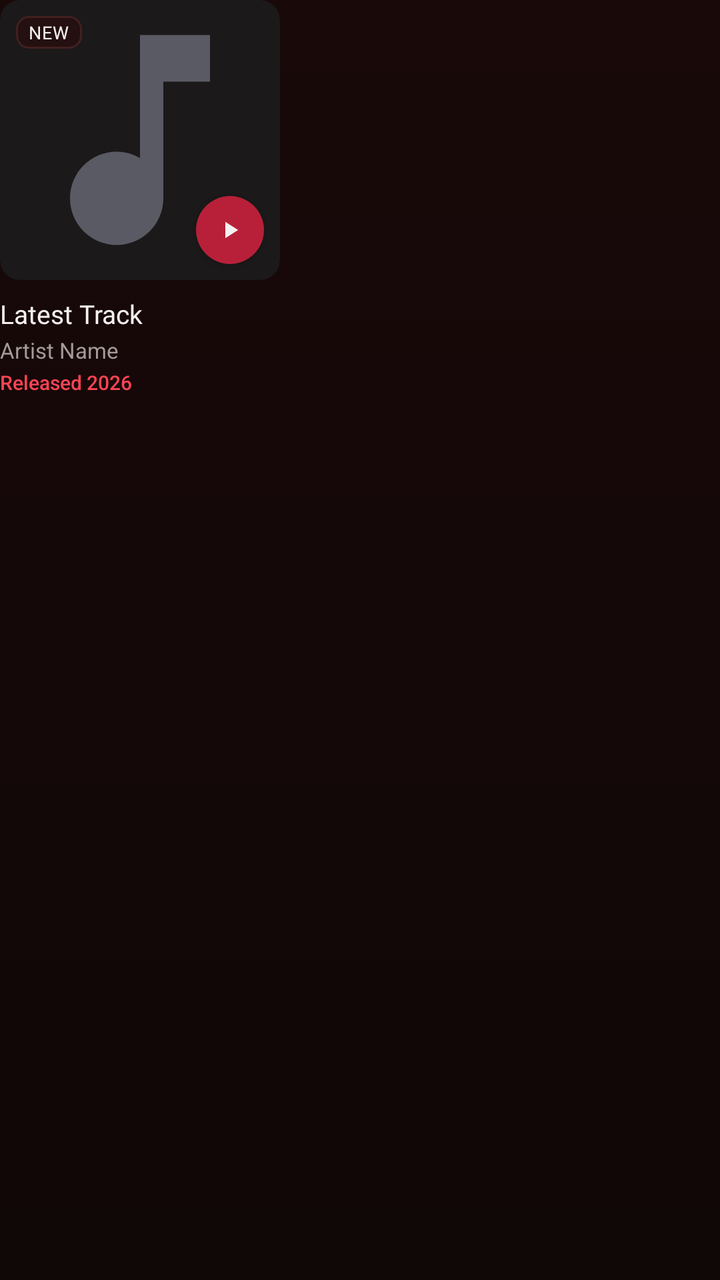
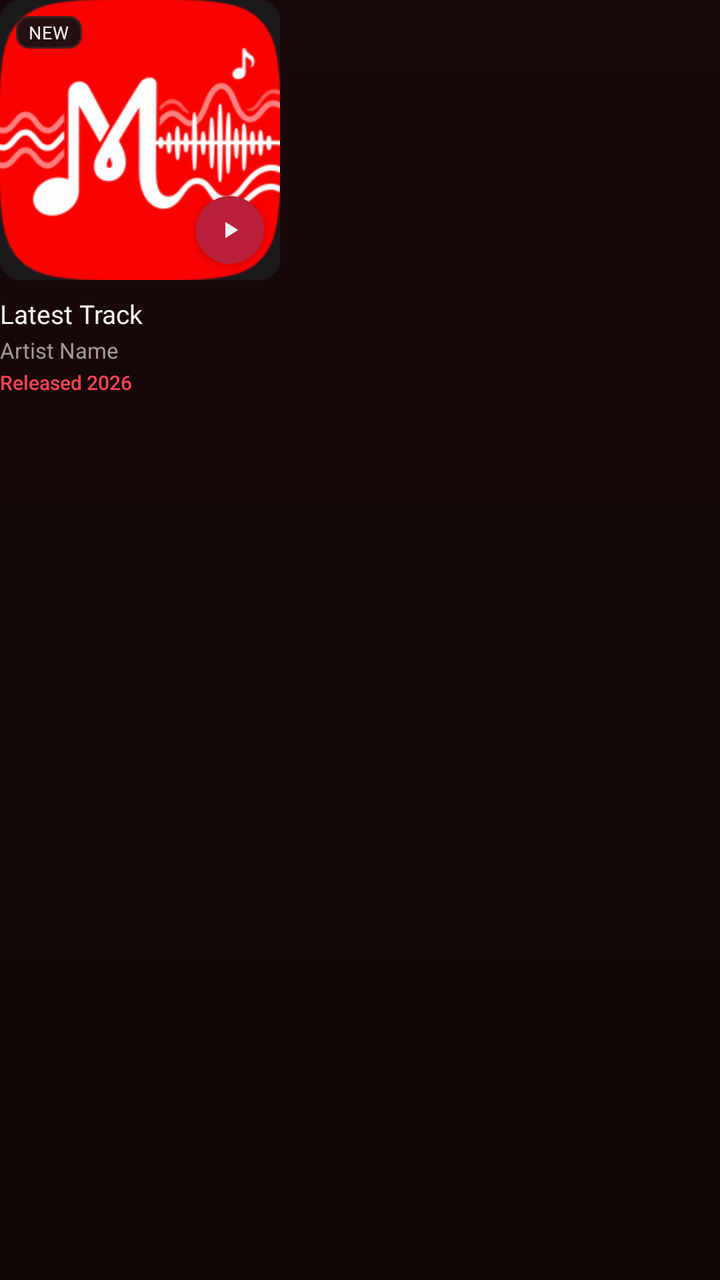

Before-and-after screenshots of an Android layout around one commit, followed by the original layout XML and the change that was made.
<!-- AndroidManifest.xml: application theme Theme.BraveMusicPlayer -->
<!-- res/layout/item_release_card.xml -->
<?xml version="1.0" encoding="utf-8"?>
<LinearLayout xmlns:android="http://schemas.android.com/apk/res/android"
    xmlns:app="http://schemas.android.com/apk/res-auto"
    android:layout_width="140dp"
    android:layout_height="wrap_content"
    android:layout_marginEnd="12dp"
    android:clickable="true"
    android:focusable="true"
    android:foreground="?android:attr/selectableItemBackground"
    android:orientation="vertical">

    
    <androidx.cardview.widget.CardView
        android:layout_width="140dp"
        android:layout_height="140dp"
        app:cardBackgroundColor="@color/surfaceCard"
        app:cardCornerRadius="10dp"
        app:cardElevation="0dp">

        <RelativeLayout
            android:layout_width="match_parent"
            android:layout_height="match_parent">

            <ImageView
                android:id="@+id/ivReleaseCover"
                android:layout_width="match_parent"
                android:layout_height="match_parent"
                android:contentDescription="Release Cover Artwork"
                android:scaleType="centerCrop"
                android:src="@drawable/ic_music_note" />

            
            <TextView
                android:id="@+id/tvReleaseBadge"
                android:layout_width="wrap_content"
                android:layout_height="wrap_content"
                android:layout_alignParentStart="true"
                android:layout_alignParentTop="true"
                android:layout_margin="8dp"
                android:background="@drawable/bg_pill_badge"
                android:fontFamily="sans-serif-bold"
                android:letterSpacing="0.05"
                android:paddingStart="6dp"
                android:paddingTop="2dp"
                android:paddingEnd="6dp"
                android:paddingBottom="2dp"
                android:text="NEW"
                android:textColor="@color/textPrimary"
                android:textSize="9sp" />

            
            <FrameLayout
                android:id="@+id/btnReleasePlay"
                android:layout_width="34dp"
                android:layout_height="34dp"
                android:layout_alignParentEnd="true"
                android:layout_alignParentBottom="true"
                android:layout_margin="8dp"
                android:background="@drawable/bg_play_circle_red"
                android:clickable="true"
                android:contentDescription="Play release"
                android:elevation="3dp"
                android:focusable="true">

                <ImageView
                    android:layout_width="14dp"
                    android:layout_height="14dp"
                    android:layout_gravity="center"
                    android:importantForAccessibility="no"
                    android:src="@drawable/ic_play_arrow"
                    app:tint="@color/textPrimary" />
            </FrameLayout>

        </RelativeLayout>
    </androidx.cardview.widget.CardView>

    
    <TextView
        android:id="@+id/tvReleaseTitle"
        android:layout_width="match_parent"
        android:layout_height="wrap_content"
        android:layout_marginTop="8dp"
        android:ellipsize="end"
        android:fontFamily="@font/youtube_sans_bold_font"
        android:maxLines="1"
        android:text="Latest Track"
        android:textColor="@color/textPrimary"
        android:textSize="13sp" />

    
    <TextView
        android:id="@+id/tvReleaseArtist"
        android:layout_width="match_parent"
        android:layout_height="wrap_content"
        android:layout_marginTop="2dp"
        android:ellipsize="end"
        android:fontFamily="sans-serif"
        android:maxLines="1"
        android:text="Artist Name"
        android:textColor="@color/textSecondary"
        android:textSize="11sp" />

    
    <TextView
        android:id="@+id/tvReleaseDate"
        android:layout_width="match_parent"
        android:layout_height="wrap_content"
        android:layout_marginTop="2dp"
        android:ellipsize="end"
        android:fontFamily="sans-serif-medium"
        android:maxLines="1"
        android:text="Released 2026"
        android:textColor="#FF4455"
        android:textSize="10sp" />

</LinearLayout>
<!-- resources referenced by this layout -->
<resources>
  <color name="surfaceCard">#1B1919</color>
  <color name="textPrimary">#F5F1F1</color>
  <color name="textSecondary">#A49A9A</color>
  <!-- drawable bg_pill_badge (drawable) -->
  <?xml version="1.0" encoding="utf-8"?>
  <shape xmlns:android="http://schemas.android.com/apk/res/android"
      android:shape="rectangle">
      <solid android:color="@color/surfaceElevated" />
      <stroke
          android:width="1dp"
          android:color="@color/borderSubtle" />
      <corners android:radius="6dp" />
  </shape>
  <!-- drawable bg_play_circle_red (drawable) -->
  <?xml version="1.0" encoding="utf-8"?>
  <shape xmlns:android="http://schemas.android.com/apk/res/android"
      android:shape="oval">
      <solid android:color="@color/accentPrimary" />
  </shape>
  <!-- drawable ic_music_note (drawable) -->
  <vector xmlns:android="http://schemas.android.com/apk/res/android"
      android:width="24dp"
      android:height="24dp"
      android:viewportWidth="24"
      android:viewportHeight="24">
      <path
          android:fillColor="#5A5A64"
          android:pathData="M12,3v10.55c-0.59,-0.34 -1.27,-0.55 -2,-0.55 -2.21,0 -4,1.79 -4,4s1.79,4 4,4 4,-1.79 4,-4V7h4V3h-6z"/>
  </vector>
  <!-- drawable ic_play_arrow (drawable) -->
  <vector xmlns:android="http://schemas.android.com/apk/res/android"
      android:width="24dp"
      android:height="24dp"
      android:viewportWidth="24"
      android:viewportHeight="24">
      <path
          android:fillColor="#FFFFFFFF"
          android:pathData="M8,5v14l11,-7z"/>
  </vector>
  <style name="Theme.BraveMusicPlayer" parent="Theme.MaterialComponents.DayNight.NoActionBar">
          <item name="colorPrimary">@color/accentPrimary</item>
          <item name="colorPrimaryVariant">@color/surfaceCard</item>
          <item name="colorOnPrimary">@color/textPrimary</item>
          <item name="colorSecondary">@color/accentPrimary</item>
          <item name="colorSecondaryVariant">@color/accentPressed</item>
          <item name="colorOnSecondary">@color/textPrimary</item>
          <item name="android:colorBackground">@color/background</item>
          <item name="android:statusBarColor">@color/background</item>
          <item name="android:navigationBarColor">@color/backgroundSecondary</item>
          <item name="android:windowLightStatusBar">false</item>
          <item name="android:windowLightNavigationBar" tools:targetApi="27">false</item>
          <item name="android:windowBackground">@drawable/bg_ytm_gradient</item>
          <item name="bottomSheetDialogTheme">@style/MelodyBottomSheetDialogTheme</item>
      </style>
  <color name="surfaceElevated">#241010</color>
  <color name="borderSubtle">#422020</color>
  <color name="accentPrimary">#B8203A</color>
  <color name="accentPressed">#8F1830</color>
  <color name="background">#100707</color>
  <color name="backgroundSecondary">#190909</color>
  <!-- drawable bg_ytm_gradient (drawable) -->
  <?xml version="1.0" encoding="utf-8"?>
  <shape xmlns:android="http://schemas.android.com/apk/res/android"
      android:shape="rectangle">
      <gradient
          android:angle="270"
          android:startColor="@color/backgroundSecondary"
          android:endColor="@color/background"
          android:type="linear" />
  </shape>
  <style name="MelodyBottomSheetDialogTheme" parent="Theme.Design.Light.BottomSheetDialog">
          <item name="bottomSheetStyle">@style/MelodyBottomSheetStyle</item>
          <item name="android:windowIsFloating">false</item>
          <item name="android:navigationBarColor">@color/backgroundSecondary</item>
          <item name="android:windowLightNavigationBar" tools:targetApi="27">false</item>
      </style>
  <style name="MelodyBottomSheetStyle" parent="Widget.Design.BottomSheet.Modal">
          <item name="android:background">@android:color/transparent</item>
      </style>
</resources>

<!-- the commit's change to res/layout/item_release_card.xml (unified diff, before → after) -->
@@ -27,7 +27,7 @@
                 android:layout_height="match_parent"
                 android:contentDescription="Release Cover Artwork"
                 android:scaleType="centerCrop"
-                android:src="@drawable/ic_music_note" />
+                android:src="@drawable/ic_melody_logo" />
 
             
             <TextView
<!-- resource entries referenced after the edit -->
@@ -19,16 +19,7 @@
       android:shape="oval">
       <solid android:color="@color/accentPrimary" />
   </shape>
-  <!-- drawable ic_music_note (drawable) -->
-  <vector xmlns:android="http://schemas.android.com/apk/res/android"
-      android:width="24dp"
-      android:height="24dp"
-      android:viewportWidth="24"
-      android:viewportHeight="24">
-      <path
-          android:fillColor="#5A5A64"
-          android:pathData="M12,3v10.55c-0.59,-0.34 -1.27,-0.55 -2,-0.55 -2.21,0 -4,1.79 -4,4s1.79,4 4,4 4,-1.79 4,-4V7h4V3h-6z"/>
-  </vector>
+  <!-- drawable ic_melody_logo: png bitmap (drawable, 46801 bytes) -->
   <!-- drawable ic_play_arrow (drawable) -->
   <vector xmlns:android="http://schemas.android.com/apk/res/android"
       android:width="24dp"
